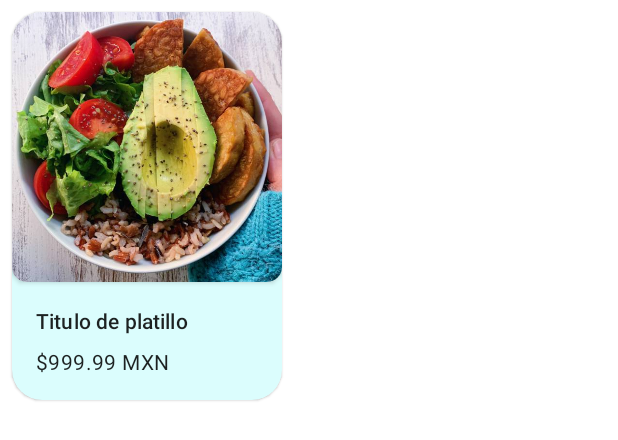
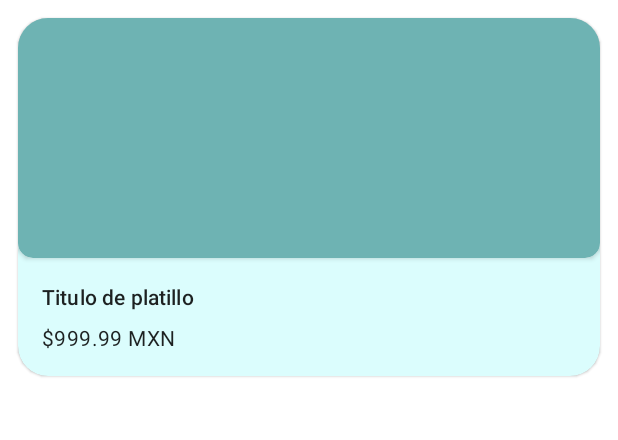
Before and after one commit to DiegoGarciaH/Salud-es-Vida, an Android app: the layout card_food.xml on its own in the app's theme, with its tools: preview values and no code run, on a phone screen of 412 x 824 dp. Shown: the top 440 px of the screen. Run offline under Robolectric (Android 15) with nearby library versions, the phone set to English and light mode, and no system bars.

Commit message:
Tarjetas ajustadas

```diff
--- a/app/src/main/java/com/example/saludesvida/Food/CardAdapter.java
+++ b/app/src/main/java/com/example/saludesvida/Food/CardAdapter.java
@@ -36,7 +36,9 @@ public class CardAdapter extends RecyclerView.Adapter<CardAdapter.ViewHolder>{
         holder.price.setText(food.getPrice());
 
         // establecer la imagen desde una url
-        Picasso.get().load(food.getImg()).into(holder.img);
+        if (!food.getImg().isEmpty()){
+            Picasso.get().load(food.getImg()).into(holder.img);
+        }
 
         holder.card.setOnClickListener(new View.OnClickListener() {
             @Override
--- a/app/src/main/res/layout/card_food.xml
+++ b/app/src/main/res/layout/card_food.xml
@@ -5,7 +5,7 @@
     android:layout_width="wrap_content"
     app:cardCornerRadius="20dp"
     android:id="@+id/card"
-    android:layout_margin="8dp"
+    android:layout_margin="12dp"
     android:backgroundTint="#DBFDFD">
 
     <LinearLayout
@@ -13,16 +13,19 @@
         android:layout_height="wrap_content"
         android:orientation="vertical">
         <androidx.cardview.widget.CardView
-            android:layout_width="180dp"
-            android:layout_height="180dp"
+            android:layout_width="match_parent"
+            android:layout_height="160dp"
+            android:backgroundTint="#6EB3B3"
             android:elevation="0dp"
             app:cardCornerRadius="10dp">
+            <View
+                android:layout_width="match_parent"
+                android:layout_height="match_parent"/>
             <ImageView
                 android:id="@+id/cardImg"
                 android:scaleType="centerCrop"
                 android:layout_width="match_parent"
                 android:layout_height="match_parent"
-                app:srcCompat="@drawable/imgplaceholder"
                 />
         </androidx.cardview.widget.CardView>
         <LinearLayout
--- a/app/src/main/res/layout/fragment_home.xml
+++ b/app/src/main/res/layout/fragment_home.xml
@@ -11,9 +11,8 @@
         android:id="@+id/recyclerView"
         android:layout_width="0dp"
         android:layout_height="0dp"
-        android:layout_marginStart="16dp"
-        android:layout_marginTop="16dp"
-        android:layout_marginEnd="16dp"
+        android:layout_marginStart="12dp"
+        android:layout_marginEnd="12dp"
         app:layout_constraintBottom_toBottomOf="parent"
         app:layout_constraintEnd_toEndOf="parent"
         app:layout_constraintStart_toStartOf="parent"
```
Also changed, not shown: app/src/main/java/com/example/saludesvida/fragments/Home.java (+14 -12 lines).
